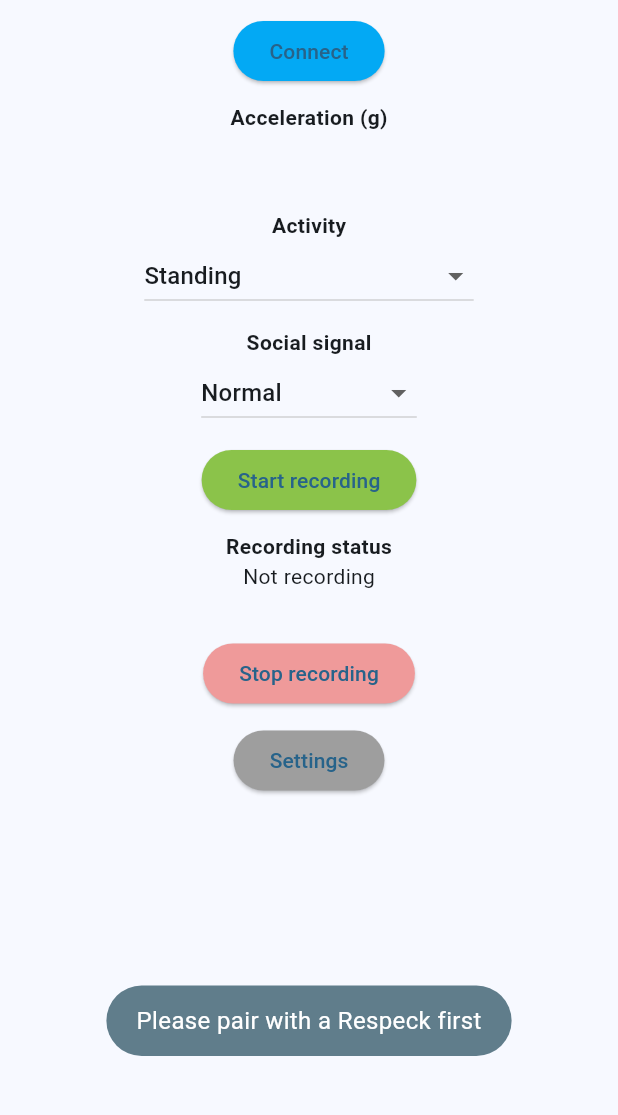
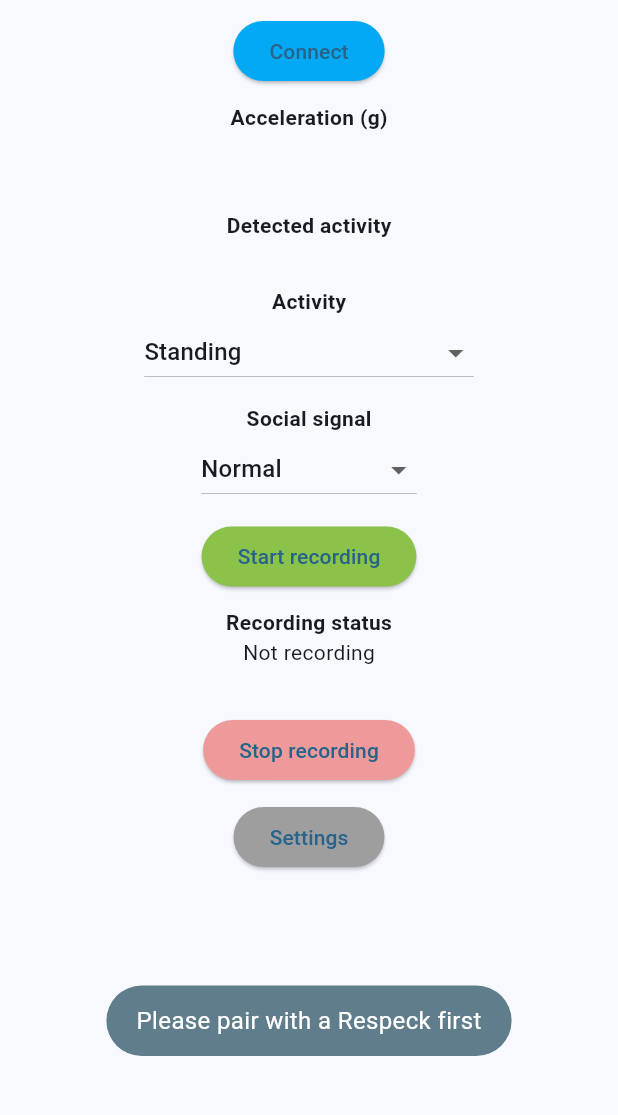
Before and after one commit to passarac/respeck-pdiot, a Flutter app: the screen it shows after launch, after a tap on "Connect", on a phone screen of 412 x 824 dp, the part 84-1199 px from its top. Run offline on Flutter 3.47's test engine with Material 3 defaults, Android fonts, the phone set to English and light mode, and no system bars; our stand-ins replace flutter_blue_plus, fluttertoast, package_info_plus, shared_preferences; missing offline and left inert: mobile_scanner, tflite_flutter.

Commit message:
Add live human activity recognition with a TFLite model
lib/har.dart runs a TensorFlow Lite classifier on the respeck's
acceleration stream. Every decoded sample from ble.dart goes into a
sliding window; once the window is full, and every step samples after
that, the window is classified and the most likely activity is shown on
the home page with its confidence, e.g. "normalWalking (87%)".

The window length, step and class names come from the metadata JSON
next to the model, so another model with the same [1, window, 3] raw
accelerometer input can be dropped in by replacing the two asset files.
The bundled har_dummy model uses 50-sample windows (4 s at 12.5 Hz)
with a 25-sample step, giving a new prediction every 2 seconds.

- The classifier runs whether or not a recording is in progress
- The window is cleared on disconnect, so a prediction never spans a gap
- If the model fails to load, the page shows "Classifier not available"
  and recording works as before
- The home page now scrolls, as the extra lines made it taller than
  some screens

SampleWindow has no TFLite dependency and is covered by unit tests.

```diff
--- a/lib/home.dart
+++ b/lib/home.dart
@@ -4,6 +4,7 @@ import 'settings.dart';
 import 'utils.dart';
 import 'ble.dart';
 import 'globals.dart';
+import 'har.dart';
 import 'dart:io';
 
 // The home page includes buttons to connect to the respeck, enter capture
@@ -32,6 +33,9 @@ class MyHomePageState extends State<MyHomePage> {
   String accel = "";
   String batt_level = "";
   String recording_info = "Not recording";
+  // Latest live activity prediction, e.g. "normalWalking (87%)". Empty until
+  // the first full window of samples has been classified.
+  String activity = "";
 
   var activities = [
     'Standing',
@@ -88,7 +92,10 @@ class MyHomePageState extends State<MyHomePage> {
         // the App.build method, and use it to set our appbar title.
         title: Text(widget.title),
       ),
-      body: Center(
+      // Scrollable, so that the controls stay reachable on short screens.
+      // The "Detected activity" lines made the page taller than some screens.
+      body: SingleChildScrollView(
+        child: Center(
           // Center is a layout widget. It takes a single child and positions it
           // in the middle of the parent.
           child: Column(
@@ -97,8 +104,8 @@ class MyHomePageState extends State<MyHomePage> {
               const SizedBox(height: 10),
               ElevatedButton(
                   onPressed: connect,
-                style:
-                    ElevatedButton.styleFrom(backgroundColor: Colors.lightBlue),
+                  style: ElevatedButton.styleFrom(
+                      backgroundColor: Colors.lightBlue),
                   child: const Text('Connect')),
               const SizedBox(height: 10),
               const Text(
@@ -110,6 +117,16 @@ class MyHomePageState extends State<MyHomePage> {
               ),
               Text(
                 batt_level,
+              ),
+              const SizedBox(height: 10),
+              // Live activity recognition result. Shows a message instead if
+              // the model could not be loaded at startup.
+              const Text(
+                'Detected activity',
+                style: TextStyle(fontWeight: FontWeight.bold),
+              ),
+              Text(
+                harClassifier == null ? "Classifier not available" : activity,
               ),
               const SizedBox(height: 10),
               const Text(
@@ -175,8 +192,8 @@ class MyHomePageState extends State<MyHomePage> {
                   // optional argument, and onPressed wants a plain no-argument
                   // callback
                   onPressed: () => stopRecording(),
-                style:
-                    ElevatedButton.styleFrom(backgroundColor: Colors.red[200]!),
+                  style: ElevatedButton.styleFrom(
+                      backgroundColor: Colors.red[200]!),
                   child: const Text('Stop recording')),
               const SizedBox(height: 10),
               ElevatedButton(
@@ -190,6 +207,7 @@ class MyHomePageState extends State<MyHomePage> {
                   style: ElevatedButton.styleFrom(backgroundColor: Colors.grey),
                   child: const Text('Settings')),
             ],
+          ),
         ),
       ),
     );
@@ -230,12 +248,14 @@ class MyHomePageState extends State<MyHomePage> {
   // protected, so the BLE code asks the State to update itself through this
   // method rather than reaching in and calling setState on it from outside.
   // `accelText` is null for a packet that carried no samples, which leaves the
-  // last reading on screen instead of blanking it.
+  // last reading on screen instead of blanking it. Likewise `prediction` is
+  // null unless the packet completed a new classification window.
   void updateFromPacket({
     required String? accelText,
     required String battText,
     required bool isRecording,
     required DateTime packetReceivedTs,
+    HarPrediction? prediction,
   }) {
     if (!mounted) {
       return;
@@ -245,6 +265,12 @@ class MyHomePageState extends State<MyHomePage> {
         accel = accelText;
       }
       batt_level = battText;
+      // Show the predicted activity and the model's confidence in it as a
+      // percentage. Without a new prediction the previous one stays on screen.
+      if (prediction != null) {
+        activity =
+            "${prediction.label} (${(prediction.confidence * 100).toStringAsFixed(0)}%)";
+      }
 
       // update elapsed time counter if recording
       if (isRecording && start_timestamp != null) {
--- a/lib/main.dart
+++ b/lib/main.dart
@@ -4,6 +4,7 @@ import 'dart:io';
 import 'globals.dart';
 import 'package:package_info_plus/package_info_plus.dart';
 import 'home.dart';
+import 'har.dart';
 
 // This file starts the app and displays the home screen.
 
@@ -52,6 +53,17 @@ void main() async {
   }
   print("storageFolder:${storageFolder?.path}");
 
+  // Load the activity recognition model and its metadata from the app's
+  // assets (see har.dart). This is done once at startup, before the UI is
+  // built, so that the classifier is ready as soon as data arrives. If the
+  // model cannot be loaded, harClassifier stays null: the error is logged, the
+  // home page shows "Classifier not available", and recording still works.
+  try {
+    harClassifier = await HarClassifier.load();
+  } catch (e) {
+    print("Could not load HAR model: $e");
+  }
+
   runApp(const MyApp());
 }
 
```
Also changed, not shown: assets/models/har_dummy_meta.json (added, +42 -0 lines), lib/ble.dart (+22 -2 lines), lib/har.dart (added, +169 -0 lines), pubspec.yaml (+8 -0 lines), pubspec.lock, 4 other files. Lines whose indentation alone changed are shown as unchanged.
